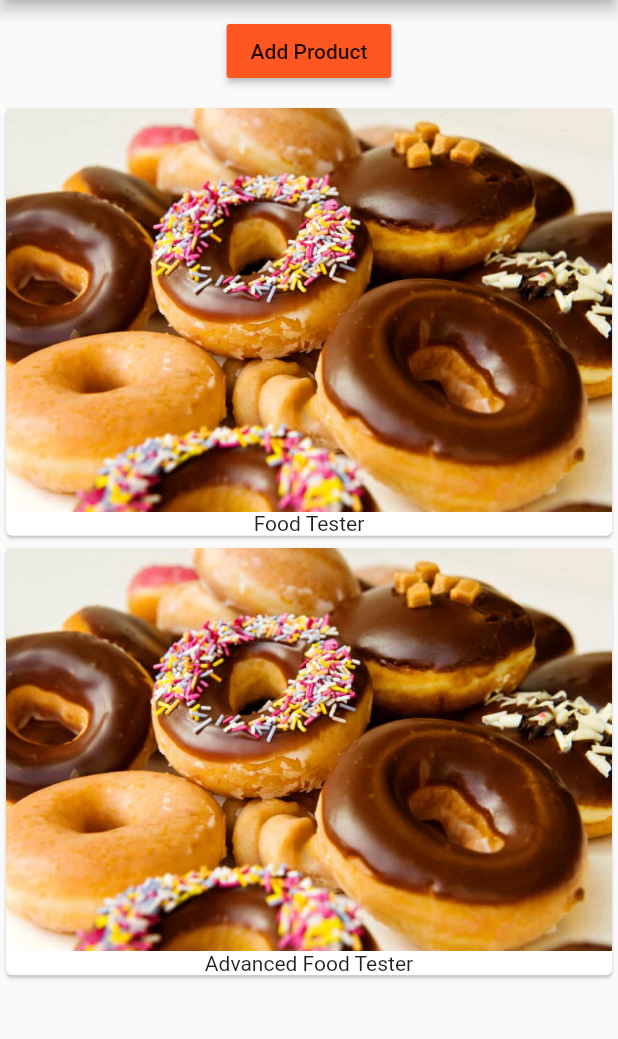
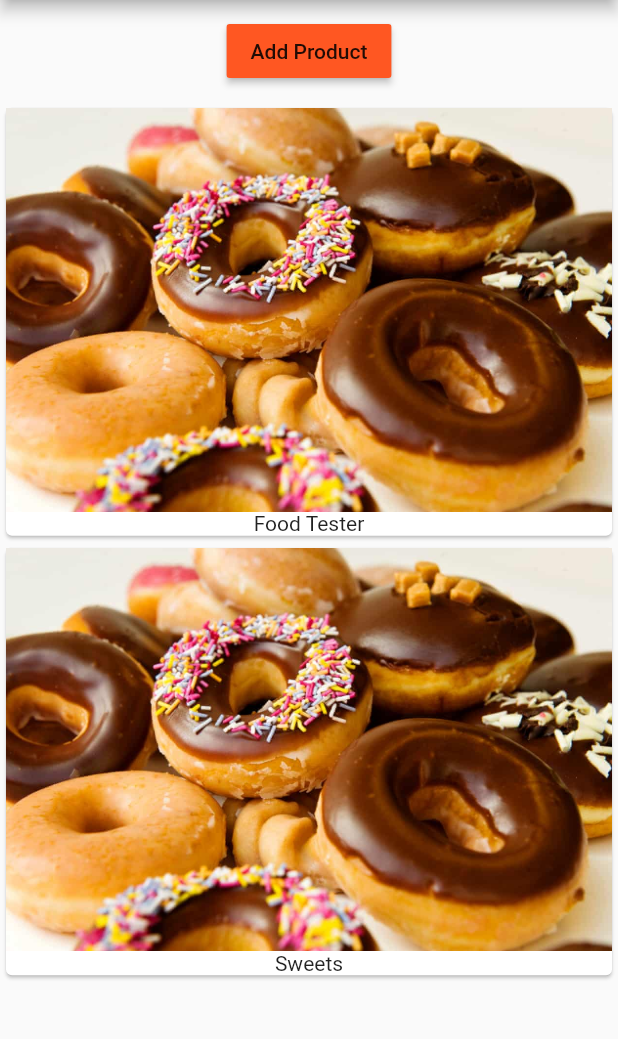
Before and after one commit to dpetla/flutter_course, a Flutter app: the screen it shows after launch, after a tap on "Add Product", on a phone screen of 412 x 824 dp, the part 84-1123 px from its top. Run offline on Flutter 3.47's test engine with Material 2 defaults, Android fonts, the phone set to English and light mode, and no system bars.

```diff
--- /dev/null
+++ b/lib/product_control.dart
@@ -0,0 +1,18 @@
+import 'package:flutter/material.dart';
+
+class  ProductControl extends StatelessWidget {
+  final Function addProduct;
+
+  ProductControl(this.addProduct);
+
+  @override
+  Widget build(BuildContext context) {
+    return RaisedButton(
+            color: Theme.of(context).primaryColor,
+            onPressed: () {
+              addProduct('Sweets');
+            },
+            child: Text('Add Product'),
+          );
+  }
+}
--- a/lib/product_manager.dart
+++ b/lib/product_manager.dart
@@ -1,5 +1,6 @@
 import 'package:flutter/material.dart';
 
+import './product_control.dart';
 import './products.dart';
 
 class ProductManager extends StatefulWidget {
@@ -22,20 +23,23 @@ class _ProductManagerState extends State<ProductManager> {
   }
 
   @override
+  void didUpdateWidget(ProductManager oldWidget) {
+    super.didUpdateWidget(oldWidget);
+  }
+
+  void _addProduct(String product) {
+    setState(() {
+      _products.add(product);
+    });
+  }
+
+  @override
   Widget build(BuildContext context) {
     return Column(
       children: [
         Container(
           margin: EdgeInsets.all(10.0),
-          child: RaisedButton(
-            color: Theme.of(context).primaryColor,
-            onPressed: () {
-              setState(() {
-                _products.add('Advanced Food Tester');
-              });
-            },
-            child: Text('Add Product'),
-          ),
+          child: ProductControl(_addProduct),
         ),
         Products(_products)
       ],
```
